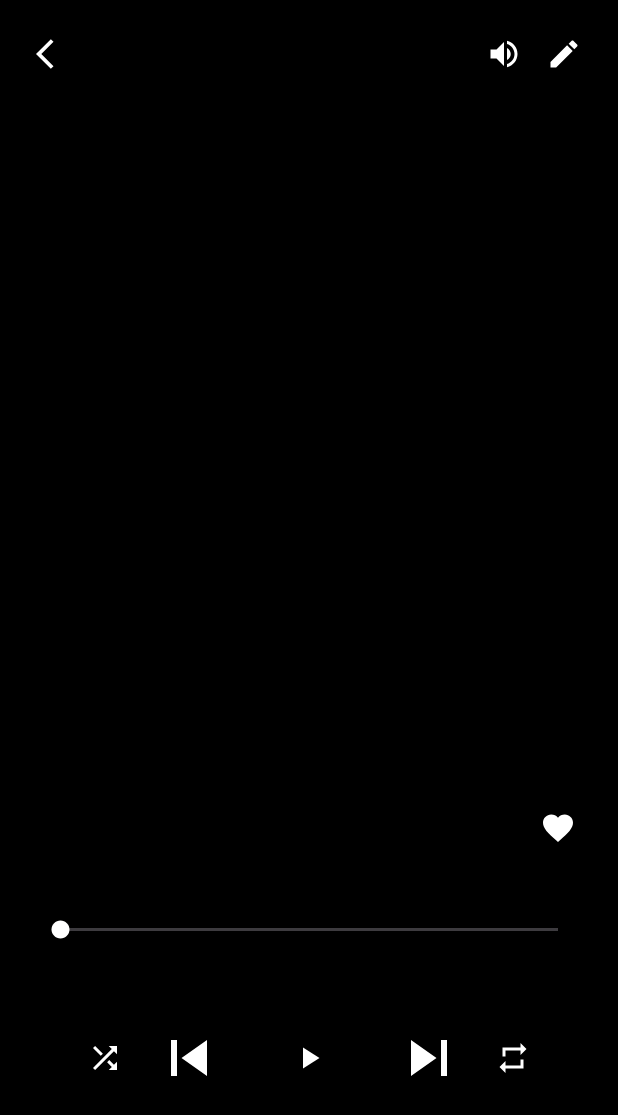
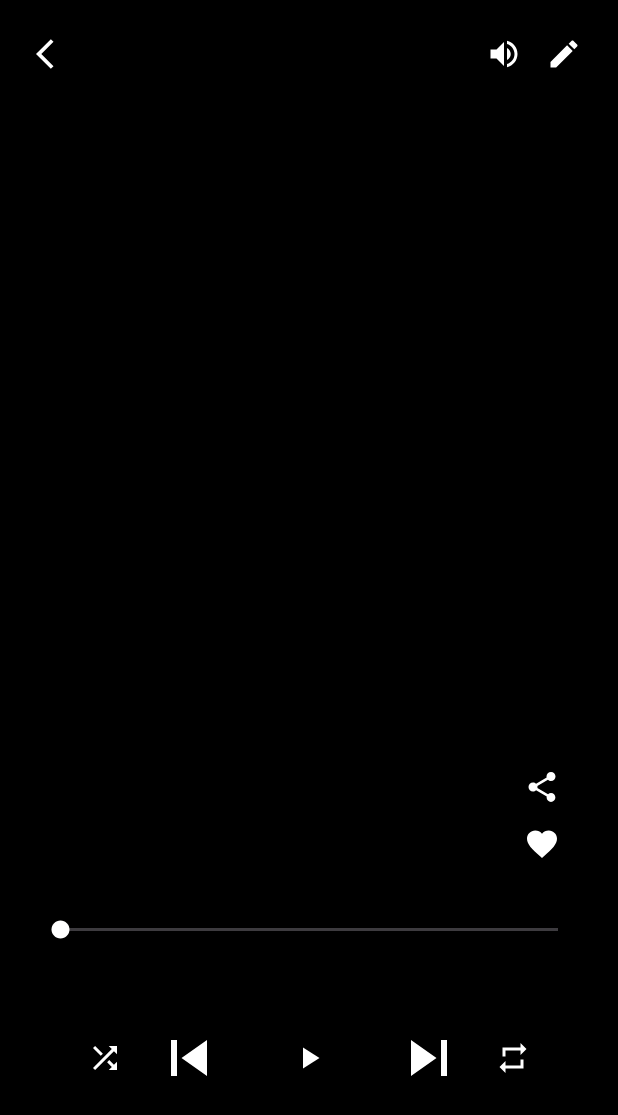
Before and after one commit to shulhajws/purritify, an Android app built with Jetpack Compose: the layout fragment_song_playback.xml on its own in the app's theme, with its tools: preview values and no code run, on a phone screen of 412 x 824 dp. Shown: the top 1115 px of the screen. Run offline under Robolectric (Android 15) with nearby library versions, the phone set to English and light mode, and no system bars.

Commit message:
feat: added share button to XML fragment song playback

```diff
--- /dev/null
+++ b/app/src/main/res/drawable/ic_share.xml
@@ -0,0 +1,10 @@
+<?xml version="1.0" encoding="utf-8"?>
+<vector xmlns:android="http://schemas.android.com/apk/res/android"
+    android:width="24dp"
+    android:height="24dp"
+    android:viewportHeight="24.0"
+    android:viewportWidth="24.0">
+    <path
+        android:fillColor="#FFFFFF"
+        android:pathData="M18,16.08c-0.76,0 -1.44,0.3 -1.96,0.77L8.91,12.7c0.05,-0.23 0.09,-0.46 0.09,-0.7s-0.04,-0.47 -0.09,-0.7l7.05,-4.11c0.54,0.5 1.25,0.81 2.04,0.81 1.66,0 3,-1.34 3,-3s-1.34,-3 -3,-3 -3,1.34 -3,3c0,0.24 0.04,0.47 0.09,0.7L8.04,9.81C7.5,9.31 6.79,9 6,9c-1.66,0 -3,1.34 -3,3s1.34,3 3,3c0.79,0 1.5,-0.31 2.04,-0.81l7.12,4.16c-0.05,0.21 -0.08,0.43 -0.08,0.65 0,1.61 1.31,2.92 2.92,2.92 1.61,0 2.92,-1.31 2.92,-2.92s-1.31,-2.92 -2.92,-2.92z" />
+</vector>
--- a/app/src/main/res/layout/fragment_song_playback.xml
+++ b/app/src/main/res/layout/fragment_song_playback.xml
@@ -97,11 +97,23 @@
             android:layout_height="30dp"
             android:layout_alignBottom="@id/text_artist"
             android:layout_alignParentEnd="true"
-            android:layout_marginEnd="1dp"
-            android:layout_marginBottom="24dp"
+            android:layout_marginEnd="12dp"
+            android:layout_marginBottom="13dp"
+            android:background="@android:color/transparent"
             android:contentDescription="@string/favorite_icon"
-            android:src="@drawable/ic_fav"
-            android:background="@android:color/transparent" />
+            android:src="@drawable/ic_fav" />
+
+        <ImageButton
+            android:id="@+id/btn_share"
+            android:layout_width="30dp"
+            android:layout_height="30dp"
+            android:layout_alignBottom="@id/text_artist"
+            android:layout_alignParentEnd="true"
+            android:layout_marginEnd="12dp"
+            android:layout_marginBottom="51dp"
+            android:background="@android:color/transparent"
+            android:contentDescription="@string/share_icon"
+            android:src="@drawable/ic_share" />
 
         <SeekBar
             android:id="@+id/seek_bar"
--- a/app/src/main/res/values/strings.xml
+++ b/app/src/main/res/values/strings.xml
@@ -28,4 +28,5 @@
     <string name="now_playing">Now Playing</string>
     <string name="next_up">Next Up</string>
     <string name="added_to_queue">Added to queue</string>
+    <string name="share_icon">Share Icon</string>
 </resources>
```
